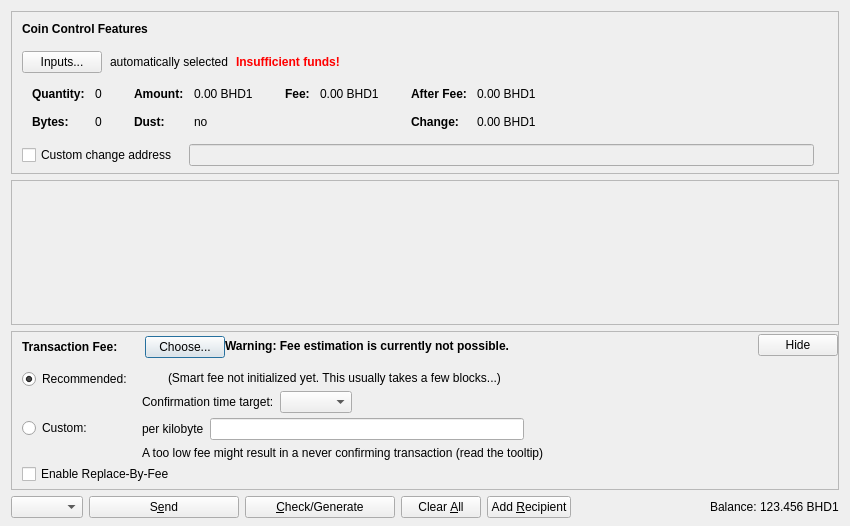
Old version of the form src/qt/forms/sendcoinsdialog.ui in the repository bhdone/btchd.
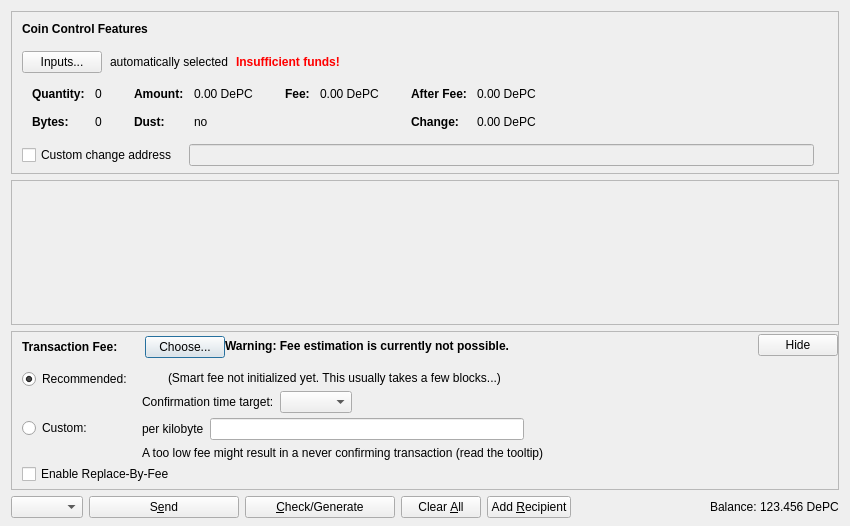
New version of the form. Icons and pictures are not drawn. Custom widgets are drawn as their Qt base class.

```diff
--- a/src/qt/forms/sendcoinsdialog.ui
+++ b/src/qt/forms/sendcoinsdialog.ui
@@ -324,7 +324,7 @@
                   <enum>Qt::ActionsContextMenu</enum>
                  </property>
                  <property name="text">
-                  <string notr="true">0.00 BHD1</string>
+                  <string notr="true">0.00 DePC</string>
                  </property>
                  <property name="textInteractionFlags">
                   <set>Qt::LinksAccessibleByMouse|Qt::TextSelectableByKeyboard|Qt::TextSelectableByMouse</set>
@@ -404,7 +404,7 @@
                   <enum>Qt::ActionsContextMenu</enum>
                  </property>
                  <property name="text">
-                  <string notr="true">0.00 BHD1</string>
+                  <string notr="true">0.00 DePC</string>
                  </property>
                  <property name="textInteractionFlags">
                   <set>Qt::LinksAccessibleByMouse|Qt::TextSelectableByKeyboard|Qt::TextSelectableByMouse</set>
@@ -455,7 +455,7 @@
                   <enum>Qt::ActionsContextMenu</enum>
                  </property>
                  <property name="text">
-                  <string notr="true">0.00 BHD1</string>
+                  <string notr="true">0.00 DePC</string>
                  </property>
                  <property name="textInteractionFlags">
                   <set>Qt::LinksAccessibleByMouse|Qt::TextSelectableByKeyboard|Qt::TextSelectableByMouse</set>
@@ -484,7 +484,7 @@
                   <enum>Qt::ActionsContextMenu</enum>
                  </property>
                  <property name="text">
-                  <string notr="true">0.00 BHD1</string>
+                  <string notr="true">0.00 DePC</string>
                  </property>
                  <property name="textInteractionFlags">
                   <set>Qt::LinksAccessibleByMouse|Qt::TextSelectableByKeyboard|Qt::TextSelectableByMouse</set>
@@ -1247,7 +1247,7 @@
           <cursorShape>IBeamCursor</cursorShape>
          </property>
          <property name="text">
-          <string notr="true">123.456 BHD1</string>
+          <string notr="true">123.456 DePC</string>
          </property>
          <property name="textInteractionFlags">
           <set>Qt::LinksAccessibleByMouse|Qt::TextSelectableByKeyboard|Qt::TextSelectableByMouse</set>
```
Left out of the diff: 2 changed lines with no effect on the pictures.
